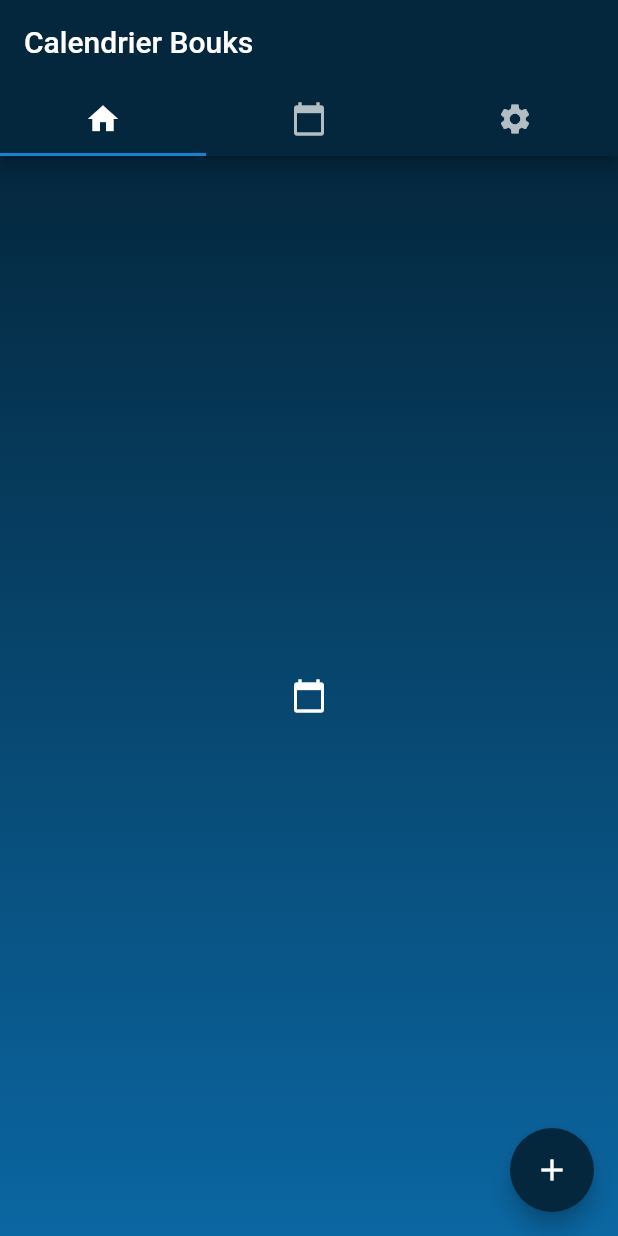
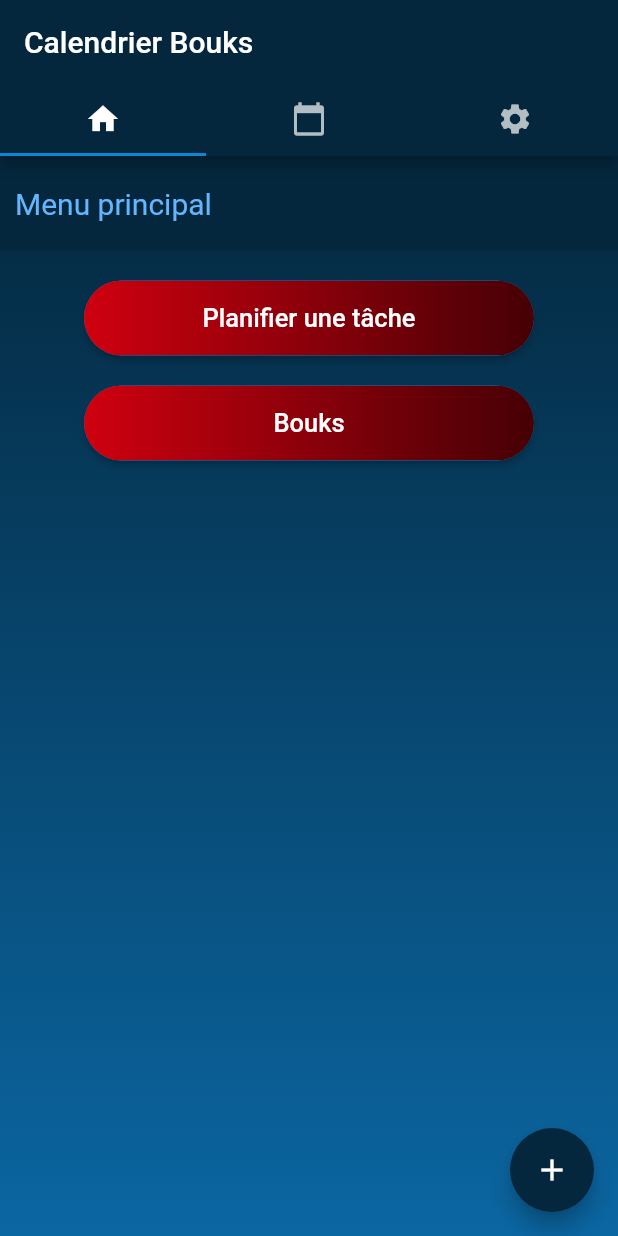
Before and after one commit to kingadamo/betaTestCalendrierMagique, a Flutter app: the screen it shows after launch, on a phone screen of 412 x 824 dp. Run offline on Flutter 3.47's test engine with Material 2 defaults, Android fonts, the phone set to English and light mode, and no system bars; our stand-ins replace shared_preferences, splashscreen, table_calendar.

Commit message:
Ajout flatButton a lecran principal + ajout dune page quittable

```diff
--- a/lib/main.dart
+++ b/lib/main.dart
@@ -7,7 +7,7 @@ import 'package:splashscreen/splashscreen.dart';
 import './tabMonthCalendar.dart';
 import './tabPrincipal.dart';
 import './tabSettings.dart';
-
+import './pageAddEvent.dart';
 void main() => runApp(MyApp());
 
 class MyApp extends StatelessWidget {
@@ -147,7 +147,7 @@ class AfterSplash extends State<AfterSplashPage> with TickerProviderStateMixin {
           body: TabBarView(
             children: [
               // Tab #1
-              tabPrincipal(),
+              tabPrincipal(_events, _selectedEvents, _controller),
 
               // Tab #2
               tabMonthCalendar(_events, _selectedEvents, _controller),
--- /dev/null
+++ b/lib/pageAddEvent.dart
@@ -0,0 +1,50 @@
+import 'package:flutter/material.dart';
+import 'package:table_calendar/table_calendar.dart';
+
+class pageAddEvent extends StatefulWidget {
+  var _events = {};
+  var _selectedEvents = [];
+  var _controller = CalendarController();
+  pageAddEvent();
+  @override
+  _pageAddEventState createState() => _pageAddEventState();
+}
+
+class _pageAddEventState extends State<pageAddEvent> {
+  var _events = {};
+  var txt;
+  var _selectedEvents = [];
+  var _controller = CalendarController();
+  _pageAddEventState();
+
+  Widget build(BuildContext context) {
+    return Container(
+      decoration: BoxDecoration(
+        gradient: LinearGradient(
+          begin: Alignment.topCenter,
+          end: Alignment(0.0, 2),
+          colors: [const Color(0xFF04273D), const Color(0xFF0E86D4)],
+          //colors: [ const Color(0xFF0E86D4), const Color(0xFF04273D)],
+        ),
+      ),
+      child: Scaffold(
+        appBar: AppBar(
+          title: Text("Second Route"),
+        ),
+        backgroundColor: Colors.transparent,
+        body: Center(
+
+                child: ElevatedButton(
+                  onPressed: () {
+                    Navigator.pop(context);
+                  },
+                  child: Text('Go back!'),
+                ),
+              ),
+
+
+        ),
+
+    );
+  }
+}
--- a/lib/tabPrincipal.dart
+++ b/lib/tabPrincipal.dart
@@ -1,21 +1,135 @@
 import 'package:flutter/material.dart';
+import 'package:table_calendar/table_calendar.dart';
+import './pageAddEvent.dart';
 
-class tabPrincipal extends StatelessWidget{
+class tabPrincipal extends StatefulWidget {
+  var _events = {};
+  var _selectedEvents = [];
+  var _controller = CalendarController();
+  tabPrincipal(this._events, this._selectedEvents, this._controller);
+  @override
+  _tabPrincipalState createState() =>
+      _tabPrincipalState(this._events, this._selectedEvents, this._controller);
+}
+
+class _tabPrincipalState extends State<tabPrincipal> {
+  var _events = {};
+  var txt;
+  var _selectedEvents = [];
+  var _controller = CalendarController();
+  _tabPrincipalState(this._events, this._selectedEvents, this._controller);
 
   @override
-  Widget build(BuildContext context){
+  Widget build(BuildContext context) {
     return Container(
-        decoration : BoxDecoration(
-          gradient: LinearGradient(
-            begin: Alignment.topCenter,
-            end: Alignment(0.0, 2),
-            colors: [ const Color(0xFF04273D), const Color (0xFF0E86D4) ],
-            //colors: [ const Color(0xFF0E86D4), const Color(0xFF04273D)],
+      decoration: BoxDecoration(
+        gradient: LinearGradient(
+          begin: Alignment.topCenter,
+          end: Alignment(0.0, 2),
+          colors: [const Color(0xFF04273D), const Color(0xFF0E86D4)],
+          //colors: [ const Color(0xFF0E86D4), const Color(0xFF04273D)],
+        ),
+      ),
+      child: SingleChildScrollView(
+        child: Column(crossAxisAlignment: CrossAxisAlignment.start, children: <
+            Widget>[
+          Container(
+            decoration: BoxDecoration(
+              color: Color(0xFF04273D),
+            ),
+            padding: const EdgeInsets.only(top: 20.0, left: 10, bottom: 20.0),
+            alignment: Alignment.centerLeft,
+            child: Text(
+              "Menu principal",
+              textAlign: TextAlign.center,
+              style: TextStyle(color: Color(0xff64B6FF), fontSize: 20),
+            ),
           ),
+          Container(
+            padding: const EdgeInsets.only(top: 20.0),
+            alignment: Alignment.center,
+            child: RaisedButton(
+              onPressed: () {
+                Navigator.push(
+                  context,
+                  MaterialPageRoute(builder: (context) => pageAddEvent()),
+                );
+                setState(() {
+                  txt = 'FlatButton tapped';
+                  print(txt);
+                });
+              },
+              shape: RoundedRectangleBorder(
+                  borderRadius: BorderRadius.circular(80.0)),
+              padding: EdgeInsets.all(0.0),
+              child: Ink(
+                decoration: BoxDecoration(
+                    gradient: LinearGradient(
+                      // colors: [Color(0xff374ABE), Color(0xff64B6FF)],
+                      colors: [
+                        const Color(0xFFCF000F),
+                        const Color(0xFF450005)
+                      ],
+                      begin: Alignment.centerLeft,
+                      end: Alignment.centerRight,
+                    ),
+                    borderRadius: BorderRadius.circular(30.0)),
+                child: Container(
+                  constraints: BoxConstraints(maxWidth: 300.0, minHeight: 50.0),
+                  alignment: Alignment.center,
+                  child: Text(
+                    "Planifier une tâche",
+                    textAlign: TextAlign.center,
+                    style: TextStyle(color: Colors.white, fontSize: 17),
+                  ),
+                ),
+              ),
+            ),
+          ),
+
+
+          Container(
+            padding: const EdgeInsets.only(top: 20.0),
+            alignment: Alignment.center,
+            child: RaisedButton(
+              onPressed: () {
+                setState(() {
+                  txt = 'FlatButton 2 tapped';
+                  print(txt);
+                });
+              },
+              shape: RoundedRectangleBorder(
+                  borderRadius: BorderRadius.circular(80.0)),
+              padding: EdgeInsets.all(0.0),
+              child: Ink(
+                decoration: BoxDecoration(
+                    gradient: LinearGradient(
+                      // colors: [Color(0xff374ABE), Color(0xff64B6FF)],
+                      colors: [
+                        const Color(0xFFCF000F),
+                        const Color(0xFF450005)
+                      ],
+                      begin: Alignment.centerLeft,
+                      end: Alignment.centerRight,
+                    ),
+                    borderRadius: BorderRadius.circular(30.0)),
+                child: Container(
+                  constraints: BoxConstraints(maxWidth: 300.0, minHeight: 50.0),
+                  alignment: Alignment.center,
+                  child: Text(
+                    "Bouks",
+                    textAlign: TextAlign.center,
+                    style: TextStyle(color: Colors.white, fontSize: 17),
+                  ),
+                ),
+              ),
+            ),
+          ),
+          Container(),
+
+        ]
         ),
-
-        child: Icon(Icons.calendar_today)
+      ),
     );
-
   }
 }
```
